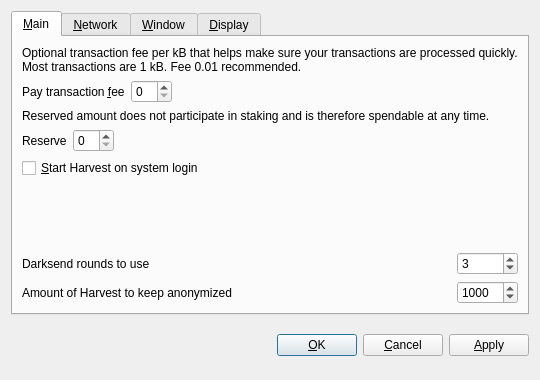
Before: the Qt Designer form src/qt/forms/optionsdialog.ui in scryclip/havecoin, drawn with Qt 5.
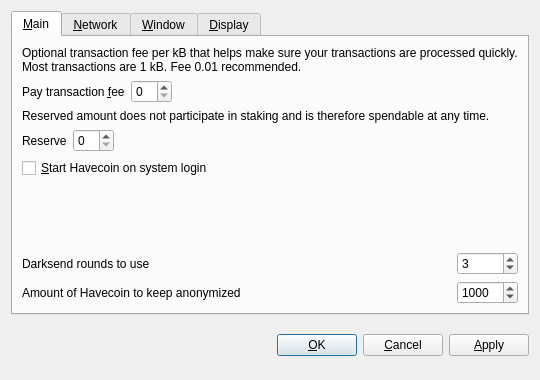
After: the same form once the commit is applied. Custom widgets are drawn as their Qt base class.

Commit message: havecoin namechange and small fixes

The edit to the form file:
```diff
--- a/src/qt/forms/optionsdialog.ui
+++ b/src/qt/forms/optionsdialog.ui
@@ -128,7 +128,7 @@
           <string>Automatically start Harvest after logging in to the system.</string>
          </property>
          <property name="text">
-          <string>&amp;Start Harvest on system login</string>
+          <string>&amp;Start Havecoin on system login</string>
          </property>
         </widget>
        </item>
@@ -186,7 +186,7 @@
           <string notr="true"/>
          </property>
          <property name="text">
-          <string>Amount of Harvest to keep anonymized</string>
+          <string>Amount of Havecoin to keep anonymized</string>
          </property>
         </widget>
        </item>
```
Left out of the diff: 10 changed lines with no effect on the pictures. The commit also changes 172 other files.
